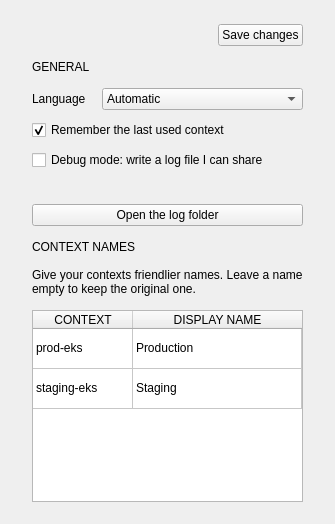
First picture: the form in src/kubescope/ui/settings_page.ui, repository dcotecnologia/kubescope, before the edit.
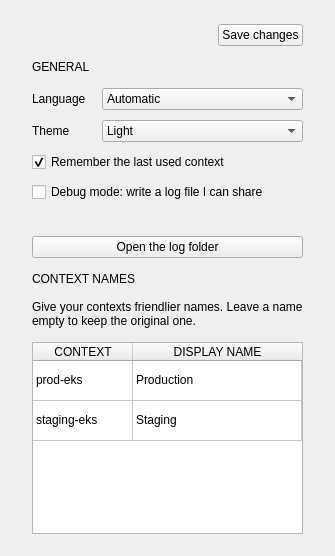
Second picture: the form after the edit.

Commit message:
feat(theme): add themes and a dark mode chosen in Settings
Settings has a Theme selector with Light and Dark. The light colors in the
style sheet stay the source of truth; the dark theme maps each of them to a
dark counterpart (a near-black top bar, neutral greys, brighter status
colors), applied to the style sheet, the palette, the icons Qt cannot style
and every color the code picks. The choice applies at once and at startup.

A test guards that every color the app uses has a dark counterpart.

```diff
--- a/src/kubescope/ui/settings_page.ui
+++ b/src/kubescope/ui/settings_page.ui
@@ -108,7 +108,37 @@
        </property>
       </widget>
      </item>
-     <item row="1" column="0" colspan="2">
+     <item row="1" column="0">
+      <widget class="QLabel" name="themeLabel">
+       <property name="text">
+        <string>Theme</string>
+       </property>
+      </widget>
+     </item>
+     <item row="1" column="1">
+      <widget class="QComboBox" name="themeCombo">
+       <property name="minimumSize">
+        <size>
+         <width>200</width>
+         <height>0</height>
+        </size>
+       </property>
+       <item>
+        <property name="text">
+         <string notr="true">Light</string>
+        </property>
+       </item>
+       <item>
+        <property name="text">
+         <string notr="true">Dark</string>
+        </property>
+       </item>
+       <property name="variant" stdset="0">
+        <string notr="true">filter</string>
+       </property>
+      </widget>
+     </item>
+     <item row="2" column="0" colspan="2">
       <widget class="QCheckBox" name="rememberCheck">
        <property name="text">
         <string>Remember the last used context</string>
@@ -118,14 +148,14 @@
        </property>
       </widget>
      </item>
-     <item row="2" column="0" colspan="2">
+     <item row="3" column="0" colspan="2">
       <widget class="QCheckBox" name="debugCheck">
        <property name="text">
         <string>Debug mode: write a log file I can share</string>
        </property>
       </widget>
      </item>
-     <item row="3" column="0" colspan="2">
+     <item row="4" column="0" colspan="2">
       <widget class="QLabel" name="debugHint">
        <property name="text">
         <string notr="true" />
@@ -141,7 +171,7 @@
        </property>
       </widget>
      </item>
-     <item row="4" column="0" colspan="2">
+     <item row="5" column="0" colspan="2">
       <widget class="QPushButton" name="openLogsButton">
        <property name="text">
         <string>Open the log folder</string>
```
The commit also changes 15 other files.
